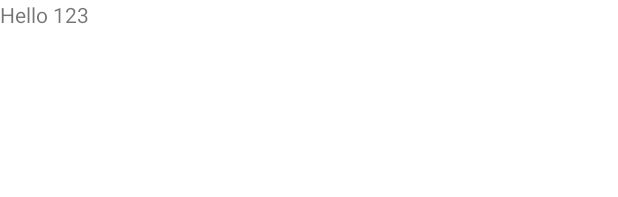
After one commit to javiertzr01/50.001-FEAST, an Android app: the layout activity_home_page.xml on its own in the app's theme, with its tools: preview values and no code run, on a phone screen of 412 x 824 dp. The commit adds this screen. Shown: the top 197 px of the screen. Run offline under Robolectric (Android 15) with nearby library versions, the phone set to English and light mode, and no system bars.

Commit message:
Initialise HomePage activity
1. Replaced the FEASTBackend in string.xml under app_name to FEAST
2. Removed MainActivity.java and activity_main.xml
3. Removed MainActivity from AndroidManifest.xml and set the HomePage activity as the launcher activity
3. Created HomePage.java and activity_home_page,.xml with placeholder widgets for testing only

```diff
--- a/FEAST/app/src/main/AndroidManifest.xml
+++ b/FEAST/app/src/main/AndroidManifest.xml
@@ -10,7 +10,7 @@
         android:supportsRtl="true"
         android:theme="@style/Theme.FEASTBackend">
         <activity
-            android:name="com.example.feast.MainActivity"
+            android:name=".HomePage"
             android:exported="true">
             <intent-filter>
                 <action android:name="android.intent.action.MAIN" />
--- /dev/null
+++ b/FEAST/app/src/main/res/layout/activity_home_page.xml
@@ -0,0 +1,17 @@
+<?xml version="1.0" encoding="utf-8"?>
+<LinearLayout xmlns:android="http://schemas.android.com/apk/res/android"
+    xmlns:app="http://schemas.android.com/apk/res-auto"
+    xmlns:tools="http://schemas.android.com/tools"
+    android:layout_width="match_parent"
+    android:layout_height="match_parent"
+    android:orientation="vertical"
+    tools:context=".HomePage">
+
+    <TextView
+        android:layout_width="match_parent"
+        android:layout_height="wrap_content"
+        android:layout_gravity="start"
+        android:gravity="start"
+        android:text="Hello 123" />
+
+</LinearLayout>
--- a/FEAST/app/src/main/res/values/strings.xml
+++ b/FEAST/app/src/main/res/values/strings.xml
@@ -1,3 +1,3 @@
 <resources>
-    <string name="app_name">FEASTBackend</string>
+    <string name="app_name">FEAST</string>
 </resources>
```
Also changed, not shown: FEAST/app/src/main/java/com/example/feast/HomePage.java (added, +14 -0 lines), FEAST/app/src/main/java/com/example/feast/MainActivity.java (deleted, +0 -49 lines), FEAST/app/src/main/res/layout/activity_main.xml (deleted, +0 -19 lines).
